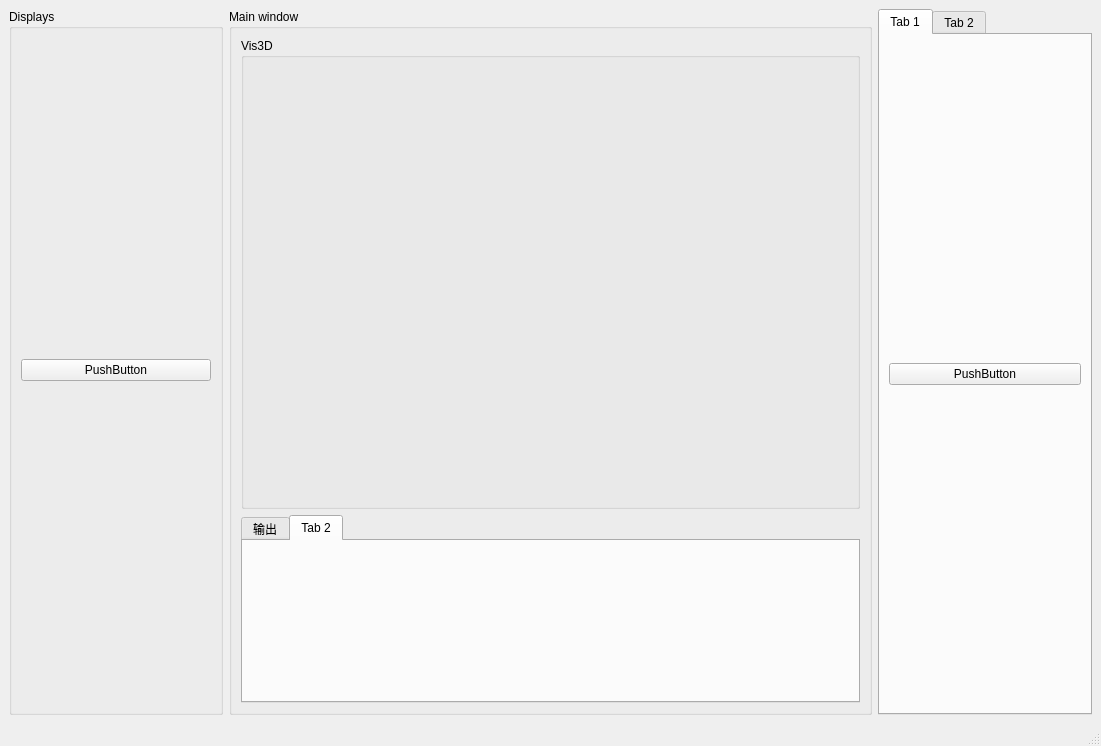
This is main.ui in thinkerkey/XiaoqiangStudio as Qt 5 draws it before an edit. The edited form follows.
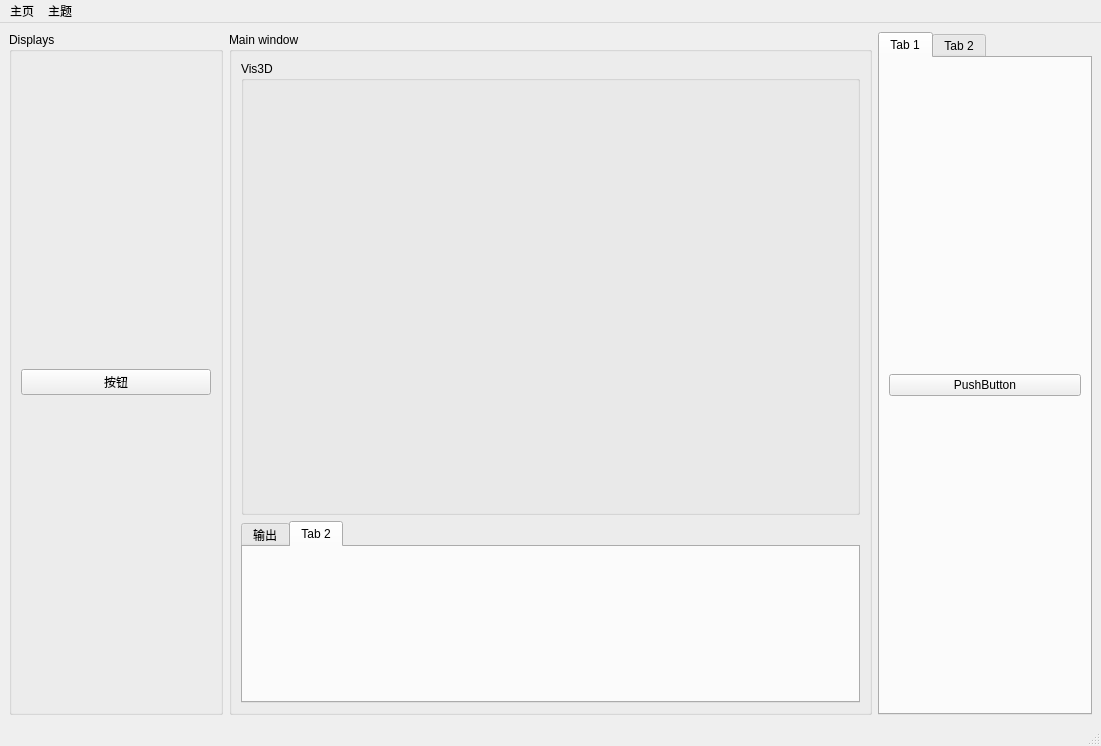
This is the edited form.

```diff
--- a/main.ui
+++ b/main.ui
@@ -24,7 +24,7 @@
        <item>
         <widget class="QPushButton" name="pushButton">
          <property name="text">
-          <string>PushButton</string>
+          <string>按钮</string>
          </property>
         </widget>
        </item>
@@ -107,6 +107,27 @@
      <height>31</height>
     </rect>
    </property>
+   <widget class="QMenu" name="menu">
+    <property name="title">
+     <string>主页</string>
+    </property>
+   </widget>
+   <widget class="QMenu" name="menu_theme">
+    <property name="title">
+     <string>主题</string>
+    </property>
+    <addaction name="actionDefault"/>
+    <addaction name="actionDark"/>
+    <addaction name="actionDark_red"/>
+    <addaction name="actionDark_purple"/>
+    <addaction name="actionDark_lightgreen"/>
+    <addaction name="actionDark_amber"/>
+    <addaction name="actionLight_blue"/>
+    <addaction name="actionLight_cyan"/>
+    <addaction name="actionLight_lightgreen"/>
+   </widget>
+   <addaction name="menu"/>
+   <addaction name="menu_theme"/>
   </widget>
   <widget class="QStatusBar" name="statusbar"/>
  </widget>
```
Left out of the diff: 45 changed lines with no effect on the pictures.
